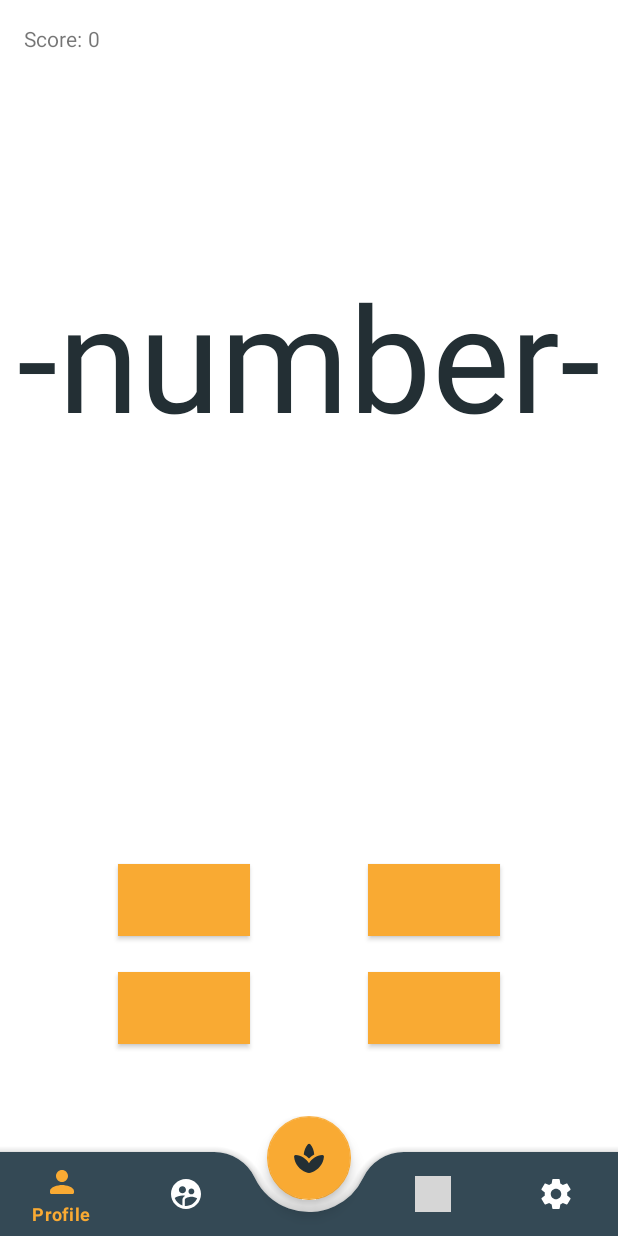
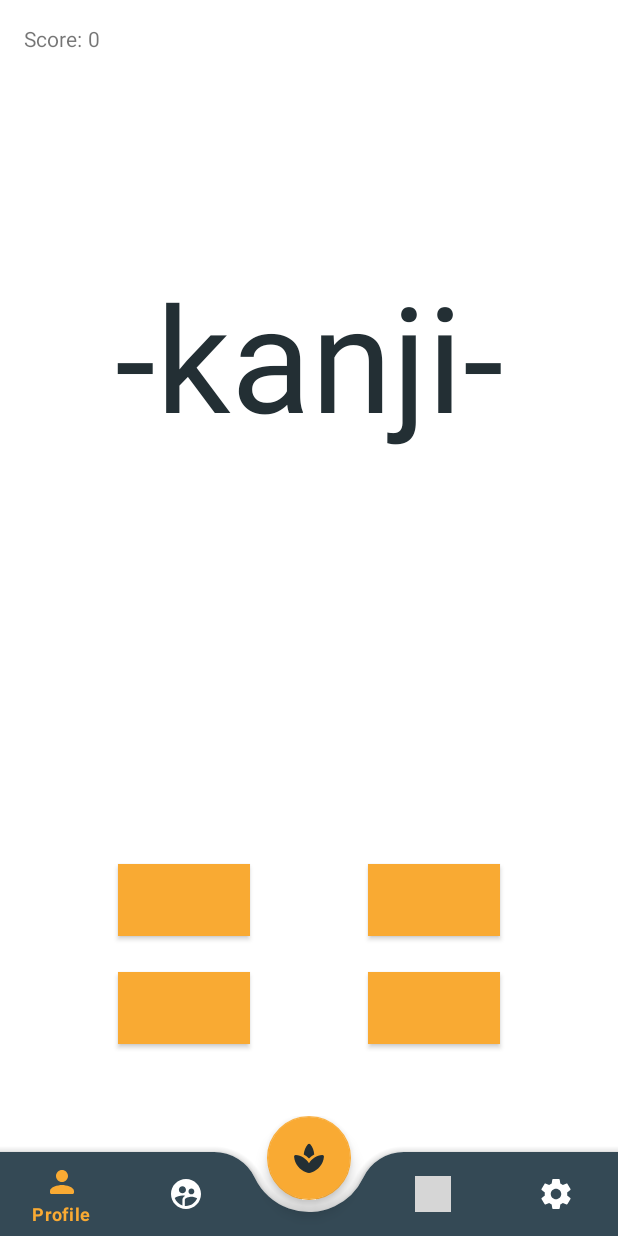
Before and after one commit to LexuLexu/Kanji_Quiz, an Android app: the layout activity_endless.xml on its own in the app's theme, with its tools: preview values and no code run, on a phone screen of 412 x 824 dp. Run offline under Robolectric (Android 15) with nearby library versions, the phone set to English and light mode, and no system bars; grey boxes are pictures that could not be loaded.

Commit message:
Kanji->English quiz system functioning

```diff
--- a/app/src/main/res/layout/activity_endless.xml
+++ b/app/src/main/res/layout/activity_endless.xml
@@ -11,13 +11,11 @@
         android:layout_width="wrap_content"
         android:layout_height="wrap_content"
         android:layout_marginStart="24dp"
-        android:layout_marginLeft="24dp"
         android:layout_marginTop="24dp"
         android:layout_marginEnd="24dp"
-        android:layout_marginRight="24dp"
         android:layout_marginBottom="24dp"
         android:clickable="false"
-        android:text="-number-"
+        android:text="-kanji-"
         android:textColor="@color/colorPrimaryDark"
         android:textSize="98sp"
         app:layout_constraintBottom_toBottomOf="parent"
@@ -35,6 +33,7 @@
         android:layout_marginBottom="24dp"
         android:background="@color/colorAccent"
         android:onClick="getnewQuestion"
+        android:textAppearance="@style/TextAppearance.AppCompat.Medium"
         android:textColor="@color/colorPrimaryDark"
         app:backgroundTint="@color/colorAccent"
         app:layout_constraintBottom_toTopOf="@+id/button3"
@@ -49,6 +48,7 @@
         android:layout_marginBottom="24dp"
         android:background="@color/colorAccent"
         android:onClick="getnewQuestion"
+        android:textAppearance="@style/TextAppearance.AppCompat.Medium"
         android:textColor="@color/colorPrimaryDark"
         app:backgroundTint="@color/colorAccent"
         app:layout_constraintBottom_toTopOf="@+id/button4"
@@ -63,6 +63,7 @@
         android:layout_marginBottom="48dp"
         android:background="@color/colorAccent"
         android:onClick="getnewQuestion"
+        android:textAppearance="@style/TextAppearance.AppCompat.Medium"
         android:textColor="@color/colorPrimaryDark"
         app:backgroundTint="@color/colorAccent"
         app:layout_constraintBottom_toTopOf="@+id/BottomNavBarLayout"
@@ -77,6 +78,7 @@
         android:layout_marginBottom="48dp"
         android:background="@color/colorAccent"
         android:onClick="getnewQuestion"
+        android:textAppearance="@style/TextAppearance.AppCompat.Medium"
         android:textColor="@color/colorPrimaryDark"
         app:backgroundTint="@color/colorAccent"
         app:layout_constraintBottom_toTopOf="@+id/BottomNavBarLayout"
--- a/app/src/main/res/values/strings.xml
+++ b/app/src/main/res/values/strings.xml
@@ -144,6 +144,7 @@
         <item>middle</item>
         <item>long</item>
         <item>exit</item>
+        <item>three</item>
         <item>time</item>
         <item>go</item>
         <item>see</item>
```
Also changed, not shown: app/src/main/java/com/example/quiztest1/EndlessActivity.java (+7 -5 lines).
